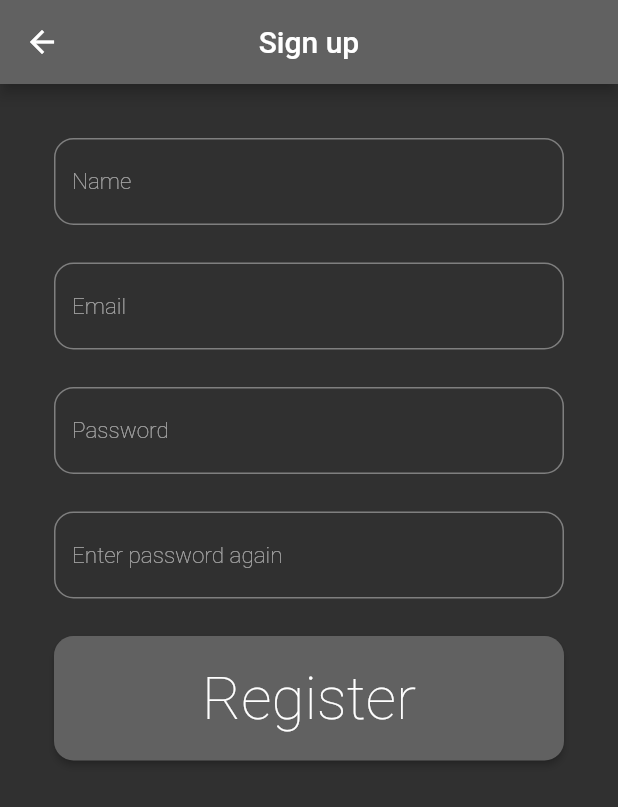
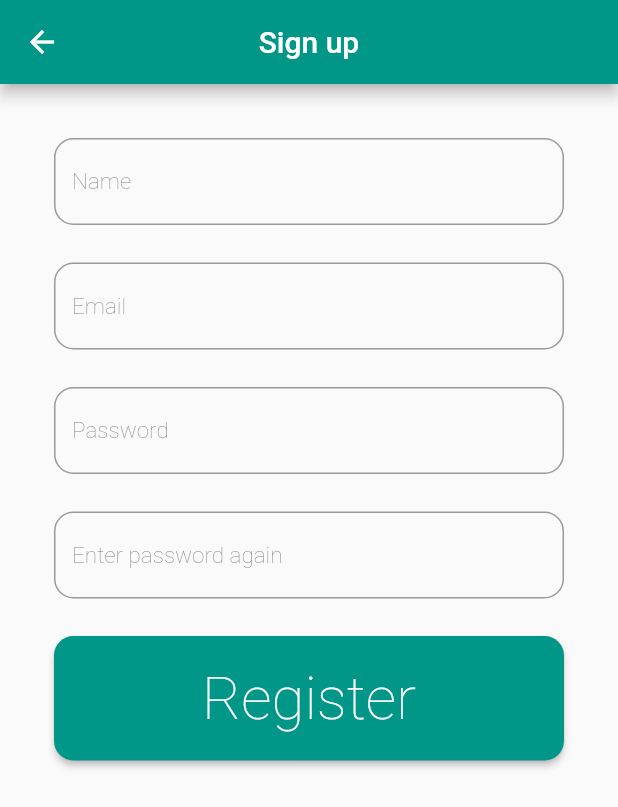
Before and after one commit to rabaraaaron/Gradebook, a Flutter app: the screen it shows after launch, after a tap on "Sign up", on a phone screen of 412 x 824 dp. Shown: the top 807 px of the screen. Run offline on Flutter 3.47's test engine with Material 2 defaults, Android fonts, the phone set to English and light mode, and no system bars; our stand-ins replace cloud_firestore, firebase_auth, firebase_core, flushbar, flutter_slidable, flutter_spinkit and 1 more; accounts and stored records are empty; Roboto replaces fonts that are missing (TextStyle).

Commit message:
Added two classes to help manage the main.dart file better. Both files have to do with themes

```diff
--- a/gradebook/lib/main.dart
+++ b/gradebook/lib/main.dart
@@ -11,6 +11,8 @@ import 'package:firebase_core/firebase_core.dart';
 import 'package:gradebook/pages/TermsPage.dart';
 import 'package:gradebook/pages/TermCoursesPage.dart';
 import 'package:gradebook/pages/resetPasswrd.dart';
+import 'package:gradebook/utils/AppTextTheme.dart';
+import 'package:gradebook/utils/AppTheme.dart';
 import 'package:provider/provider.dart';
 import 'package:gradebook/services/auth_service.dart';
 
@@ -62,35 +64,7 @@ class _GradebookState extends State<Gradebook> {
       return StreamProvider<GradeBookUser>.value(
         value: AuthService().gradebookuser,
         child: MaterialApp(
-          theme: ThemeData(
-            brightness: Brightness.dark,
-            primaryColor: Colors.grey[700],
-            backgroundColor: Colors.brown[300],
-            accentColor: Colors.red,
-            fontFamily: GoogleFonts.quicksand().toStringShort(),
-            textTheme: TextTheme(
-              headline1: TextStyle(
-                  fontSize: 30.0,
-                  color: Colors.white,
-                  fontWeight: FontWeight.w300),
-              headline2: TextStyle(
-                  fontSize: 30.0,
-                  color: Colors.white,
-                  fontWeight: FontWeight.w300),
-              headline3: TextStyle(
-                  fontSize: 15.0,
-                  color: Colors.white,
-                  fontWeight: FontWeight.w100),
-              headline4: TextStyle(
-                  fontSize: 40.0,
-                  color: Colors.white,
-                  fontWeight: FontWeight.w100),
-              headline5: TextStyle(
-                  fontSize: 25.0,
-                  color: Colors.white,
-                  fontWeight: FontWeight.w200),
-            ),
-          ),
+          theme: AppTheme.getThemeData(),
           home: Wrapper(),
           routes: {
             '/Login': (context) => LoginPage(),
--- /dev/null
+++ b/gradebook/lib/utils/AppTextTheme.dart
@@ -0,0 +1,37 @@
+import 'package:flutter/cupertino.dart';
+import 'package:flutter/material.dart';
+
+class AppTextTheme{
+
+  static List<TextStyle> textStyleList = new List<TextStyle>();
+
+  AppTextTheme(){
+
+
+  }
+
+    static TextTheme getTextTheme(){
+      return TextTheme(
+          headline1: TextStyle(
+              fontSize: 30.0,
+              color: Colors.white,
+              fontWeight: FontWeight.w300),
+          headline2: TextStyle(
+              fontSize: 30.0,
+              color: Colors.white,
+              fontWeight: FontWeight.w300),
+          headline3: TextStyle(
+              fontSize: 15.0,
+              color: Colors.white,
+              fontWeight: FontWeight.w100),
+          headline4: TextStyle(
+              fontSize: 40.0,
+              color: Colors.white,
+              fontWeight: FontWeight.w100),
+          headline5: TextStyle(
+              fontSize: 25.0,
+              color: Colors.white,
+              fontWeight: FontWeight.w200),
+      );
+    }
+}
--- /dev/null
+++ b/gradebook/lib/utils/AppTheme.dart
@@ -0,0 +1,40 @@
+
+
+import 'package:flutter/material.dart';
+import 'package:google_fonts/google_fonts.dart';
+import 'package:gradebook/utils/AppTextTheme.dart';
+
+class AppTheme{
+  static Color appBar = Colors.teal;
+  static Color appBarText = Colors.white;
+  static Color accent = Colors.tealAccent;
+  static Color bodyText = Colors.black12;
+  static bool lightMode = true;
+
+  static void changeTheme(Color appBar, Color appBarText, Color accent,
+      Color bodyText, {bool lightMode}){
+    AppTheme.appBar = appBar;
+    AppTheme.appBarText = appBarText;
+    AppTheme.accent = accent;
+    AppTheme.bodyText = bodyText;
+    AppTheme.lightMode = lightMode;
+  }
+
+  static Brightness getBrightness(){
+    if(AppTheme.lightMode == true){
+      return Brightness.light;
+    } else{
+      return Brightness.dark;
+    }
+  }
+
+  static ThemeData getThemeData(){
+    return ThemeData(
+      brightness: getBrightness(),
+      primaryColor: appBar,
+      accentColor: accent,
+      fontFamily: GoogleFonts.quicksand().toStringShort(),
+      textTheme: AppTextTheme.getTextTheme(),
+    );
+  }
+}
```
